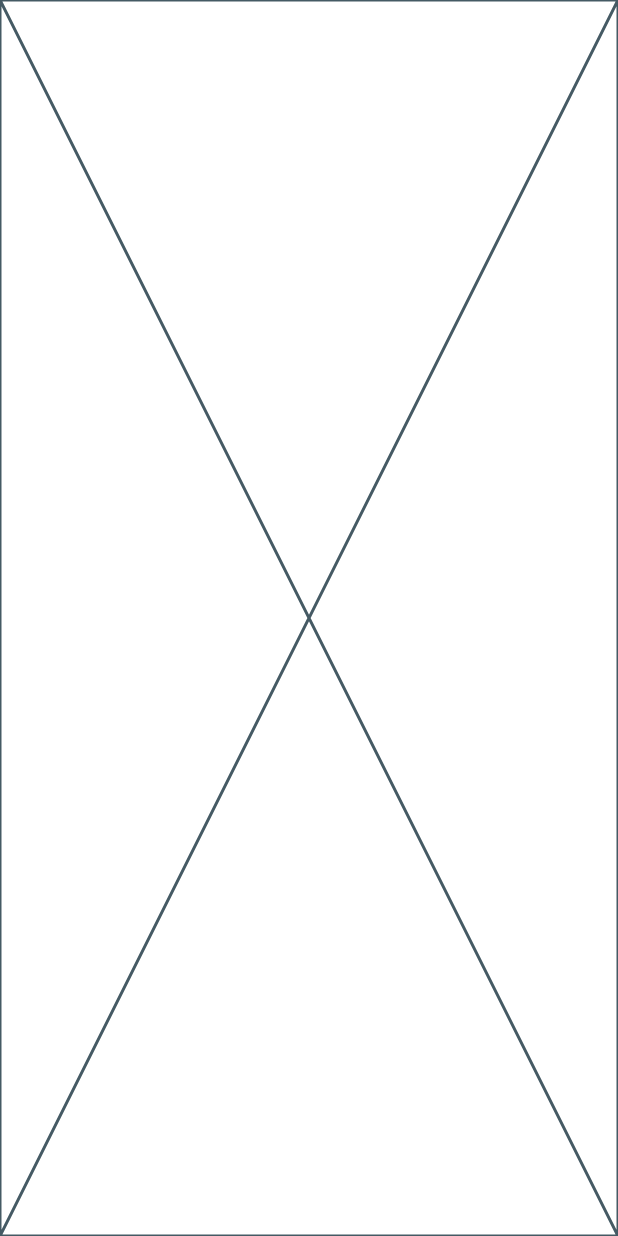
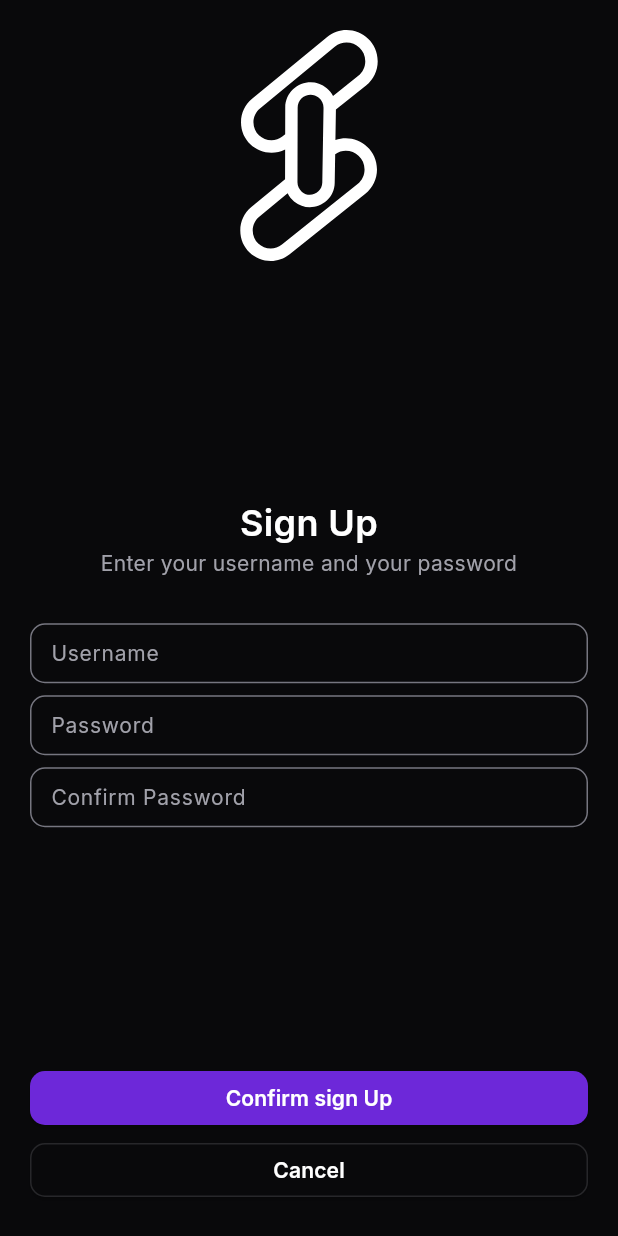
Before and after one commit to AdamLBS/Area, a Flutter app: the screen it shows after launch, after a tap on "Sign In", after a tap on "I don't have an account", on a phone screen of 412 x 824 dp. Run offline on Flutter 3.47's test engine with Material 3 defaults, Android fonts, the phone set to English and light mode, and no system bars; our stand-ins replace flutter_svg, google_fonts.

Commit message:
feature(mobil): add register first and second page

```diff
--- a/mobile/lib/pages/register.dart
+++ b/mobile/lib/pages/register.dart
@@ -1,3 +1,5 @@
+import 'package:area/widgets/register_first_page.dart';
+import 'package:area/widgets/register_second_page.dart';
 import 'package:flutter/material.dart';
 
 class RegisterPage extends StatefulWidget {
@@ -8,8 +10,14 @@ class RegisterPage extends StatefulWidget {
 }
 
 class _RegisterPageState extends State<RegisterPage> {
+  int index = 1;
   @override
   Widget build(BuildContext context) {
-    return const Placeholder();
+    if (index == 0)
+      return RegisterFirstPage();
+    else if (index == 1)
+      return RegisterSecondPage();
+    else
+      return Placeholder();
   }
 }
--- /dev/null
+++ b/mobile/lib/widgets/register_second_page.dart
@@ -0,0 +1,219 @@
+import 'package:area/constants.dart';
+import 'package:flutter/material.dart';
+import 'package:flutter_svg/flutter_svg.dart';
+import 'package:google_fonts/google_fonts.dart';
+
+class RegisterSecondPage extends StatefulWidget {
+  const RegisterSecondPage({super.key});
+
+  @override
+  State<RegisterSecondPage> createState() => _RegisterSecondPageState();
+}
+
+class _RegisterSecondPageState extends State<RegisterSecondPage> {
+  final nameController = TextEditingController();
+  final passController = TextEditingController();
+  final passConfirmController = TextEditingController();
+  String errorMessage = "";
+  @override
+  Widget build(BuildContext context) {
+    return Scaffold(
+        resizeToAvoidBottomInset: false,
+        backgroundColor: Color(0xFF09090B),
+        body: Center(
+          child: Container(
+            padding: EdgeInsets.only(right: 20, left: 20, bottom: 20, top: 20),
+            child: Column(
+              mainAxisAlignment: MainAxisAlignment.start,
+              crossAxisAlignment: CrossAxisAlignment.center,
+              children: [
+                SvgPicture.asset("assets/logos/icon.svg"),
+                Spacer(),
+                Text(
+                  "Sign Up",
+                  style: GoogleFonts.inter(
+                    fontSize: 24,
+                    fontWeight: FontWeight.w600,
+                    color: Colors.white,
+                  ),
+                  textAlign: TextAlign.center,
+                ),
+                Text(
+                  "Enter your username and your password",
+                  style: GoogleFonts.inter(
+                    fontSize: 14,
+                    fontWeight: FontWeight.w400,
+                    color: Color(0xFFA1A1AA),
+                  ),
+                  textAlign: TextAlign.center,
+                ),
+                SizedBox(
+                  height: 30,
+                ),
+                SizedBox(
+                  height: 40,
+                  child: TextFormField(
+                    controller: nameController,
+                    validator: (value) {
+                      if (value!.isEmpty) {
+                        return "Please enter an username";
+                      }
+                      return null;
+                    },
+                    decoration: InputDecoration(
+                        labelText: "Username",
+                        labelStyle: GoogleFonts.inter(
+                          fontSize: 14,
+                          fontWeight: FontWeight.w400,
+                          color: Color(0xFFA1A1AA),
+                        ),
+                        border: OutlineInputBorder(
+                          borderRadius: BorderRadius.circular(10.0),
+                        ),
+                        errorStyle: TextStyle(height: 0),
+                        contentPadding: EdgeInsets.all(10.0)),
+                    style: GoogleFonts.inter(
+                      fontSize: 14,
+                      fontWeight: FontWeight.w400,
+                      color: Colors.white,
+                    ),
+                  ),
+                ),
+                SizedBox(height: 8),
+                SizedBox(
+                  height: 40,
+                  child: TextFormField(
+                    controller: passController,
+                    validator: (value) {
+                      if (value!.isEmpty) {
+                        return "Please enter a password";
+                      }
+                      return null;
+                    },
+                    decoration: InputDecoration(
+                        labelText: "Password",
+                        labelStyle: GoogleFonts.inter(
+                          fontSize: 14,
+                          fontWeight: FontWeight.w400,
+                          color: Color(0xFFA1A1AA),
+                        ),
+                        border: OutlineInputBorder(
+                          borderRadius: BorderRadius.circular(10.0),
+                        ),
+                        contentPadding: EdgeInsets.all(10.0)),
+                    obscureText: true,
+                    style: GoogleFonts.inter(
+                      fontSize: 14,
+                      fontWeight: FontWeight.w400,
+                      color: Colors.white,
+                    ),
+                  ),
+                ),
+                SizedBox(height: 8),
+                SizedBox(
+                  height: 40,
+                  child: TextFormField(
+                    controller: passConfirmController,
+                    validator: (value) {
+                      if (value!.isEmpty) {
+                        return "Please confirm your password";
+                      }
+                      return null;
+                    },
+                    decoration: InputDecoration(
+                        labelText: "Confirm Password",
+                        labelStyle: GoogleFonts.inter(
+                          fontSize: 14,
+                          fontWeight: FontWeight.w400,
+                          color: Color(0xFFA1A1AA),
+                        ),
+                        border: OutlineInputBorder(
+                          borderRadius: BorderRadius.circular(10.0),
+                        ),
+                        contentPadding: EdgeInsets.all(10.0)),
+                    obscureText: true,
+                    style: GoogleFonts.inter(
+                      fontSize: 14,
+                      fontWeight: FontWeight.w400,
+                      color: Colors.white,
+                    ),
+                  ),
+                ),
+                if (errorMessage != "") SizedBox(height: 8),
+                if (errorMessage != "")
+                  Text(
+                    errorMessage,
+                    style: GoogleFonts.inter(
+                      fontSize: 14,
+                      fontWeight: FontWeight.w400,
+                      color: Colors.red,
+                    ),
+                  ),
+                Spacer(),
+                ElevatedButton(
+                  style: ElevatedButton.styleFrom(
+                    backgroundColor: purpleBackground,
+                    shape: RoundedRectangleBorder(
+                      borderRadius: BorderRadius.circular(10.0),
+                    ),
+                    minimumSize: Size(double.infinity, 36),
+                  ),
+                  onPressed: () async {
+                    if (nameController.text.isEmpty ||
+                        passController.text.isEmpty ||
+                        passConfirmController.text.isEmpty) {
+                      setState(() {
+                        errorMessage = "Please fill all the fields";
+                      });
+                      return;
+                    } else if (passController.text !=
+                        passConfirmController.text) {
+                      setState(() {
+                        errorMessage = "Passwords is not the same";
+                      });
+                      return;
+                    } else {
+                      setState(() {
+                        errorMessage = "";
+                      });
+                    }
+                    // set request to api
+                  },
+                  child: Text(
+                    "Confirm sign Up",
+                    style: GoogleFonts.inter(
+                      fontSize: 14,
+                      fontWeight: FontWeight.w600,
+                      color: Colors.white,
+                    ),
+                  ),
+                ),
+                ElevatedButton(
+                  style: ElevatedButton.styleFrom(
+                    backgroundColor: Color(0xFF09090B),
+                    shape: RoundedRectangleBorder(
+                      borderRadius: BorderRadius.circular(10.0),
+                      side: BorderSide(color: Color(0xFF27272A)),
+                    ),
+                    minimumSize: Size(double.infinity, 36),
+                  ),
+                  onPressed: () {
+                    Navigator.of(context).pushNamed("/register");
+                    // set index to 0
+
+                  },
+                  child: Text(
+                    "Cancel",
+                    style: GoogleFonts.inter(
+                      fontSize: 14,
+                      fontWeight: FontWeight.w600,
+                      color: Colors.white,
+                    ),
+                  ),
+                ),
+              ],
+            ),
+          ),
+        ));
+  }
+}
```
Also changed, not shown: mobile/lib/widgets/register_first_page.dart (added, +151 -0 lines), 1 other file.
